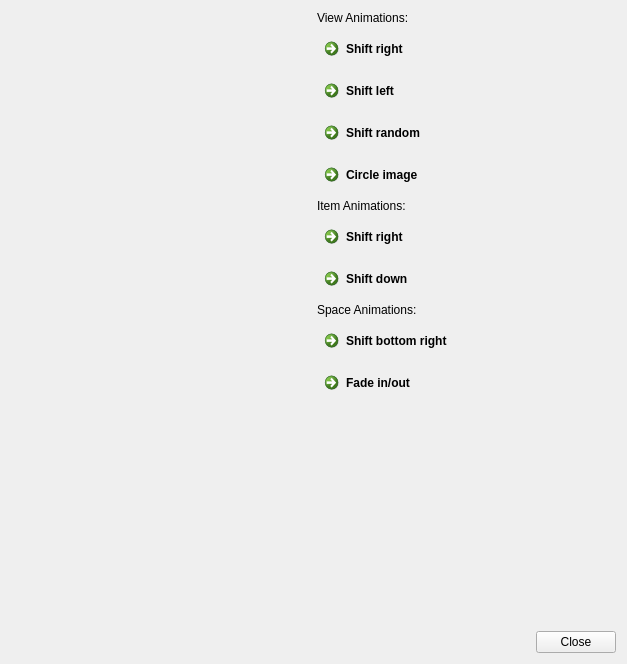
The window that demos/list-widgets/MainWindow.ui (lexxmark/qt-items) describes before a commit, drawn with Qt 5.
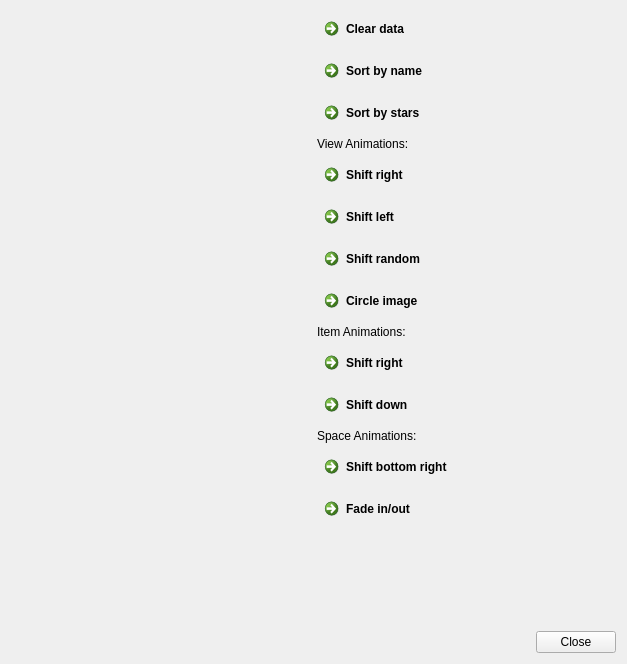
The same window after the commit. Custom widgets are drawn as their Qt base class.

Commit message: add itemSpace as main space in List widget + add load button to ListWidget demo

```diff
--- a/demos/list-widgets/MainWindow.ui
+++ b/demos/list-widgets/MainWindow.ui
@@ -41,6 +41,27 @@
       <property name="sizeConstraint">
        <enum>QLayout::SetDefaultConstraint</enum>
       </property>
+      <item>
+       <widget class="QCommandLinkButton" name="clearData">
+        <property name="text">
+         <string>Clear data</string>
+        </property>
+       </widget>
+      </item>
+      <item>
+       <widget class="QCommandLinkButton" name="alphabetOrderBttn">
+        <property name="text">
+         <string>Sort by name</string>
+        </property>
+       </widget>
+      </item>
+      <item>
+       <widget class="QCommandLinkButton" name="starsOrderBttn">
+        <property name="text">
+         <string>Sort by stars</string>
+        </property>
+       </widget>
+      </item>
       <item>
        <widget class="QLabel" name="label">
         <property name="text">
```
The commit also changes 24 other files.
